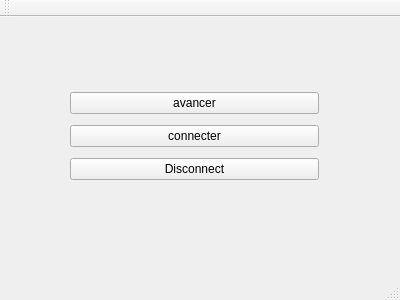
Old version of the form mainwindow.ui in the repository flofiz/WifiBot.
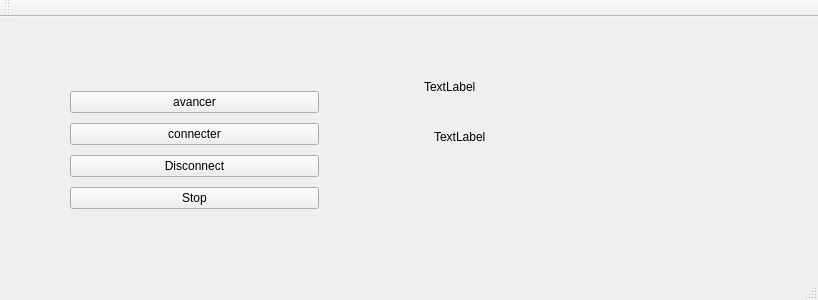
New version of the form.

Patch:
```diff
--- a/mainwindow.ui
+++ b/mainwindow.ui
@@ -6,7 +6,7 @@
    <rect>
     <x>0</x>
     <y>0</y>
-    <width>400</width>
+    <width>818</width>
     <height>300</height>
    </rect>
   </property>
@@ -20,17 +20,10 @@
       <x>59</x>
       <y>59</y>
       <width>271</width>
-      <height>121</height>
+      <height>151</height>
      </rect>
     </property>
     <layout class="QGridLayout" name="gridLayout">
-     <item row="1" column="0">
-      <widget class="QPushButton" name="connecter">
-       <property name="text">
-        <string>connecter</string>
-       </property>
-      </widget>
-     </item>
      <item row="0" column="0">
       <widget class="QPushButton" name="avancer">
        <property name="text">
@@ -45,16 +38,56 @@
        </property>
       </widget>
      </item>
+     <item row="1" column="0">
+      <widget class="QPushButton" name="connecter">
+       <property name="text">
+        <string>connecter</string>
+       </property>
+      </widget>
+     </item>
+     <item row="3" column="0">
+      <widget class="QPushButton" name="Stop">
+       <property name="text">
+        <string>Stop</string>
+       </property>
+      </widget>
+     </item>
     </layout>
    </widget>
+   <widget class="QLabel" name="Speed">
+    <property name="geometry">
+     <rect>
+      <x>424</x>
+      <y>60</y>
+      <width>121</width>
+      <height>20</height>
+     </rect>
+    </property>
+    <property name="text">
+     <string>TextLabel</string>
+    </property>
+   </widget>
+   <widget class="QLabel" name="label_2">
+    <property name="geometry">
+     <rect>
+      <x>434</x>
+      <y>110</y>
+      <width>71</width>
+      <height>20</height>
+     </rect>
+    </property>
+    <property name="text">
+     <string>TextLabel</string>
+    </property>
+   </widget>
   </widget>
   <widget class="QMenuBar" name="menuBar">
    <property name="geometry">
     <rect>
      <x>0</x>
      <y>0</y>
-     <width>400</width>
-     <height>22</height>
+     <width>818</width>
+     <height>26</height>
     </rect>
    </property>
   </widget>
```
